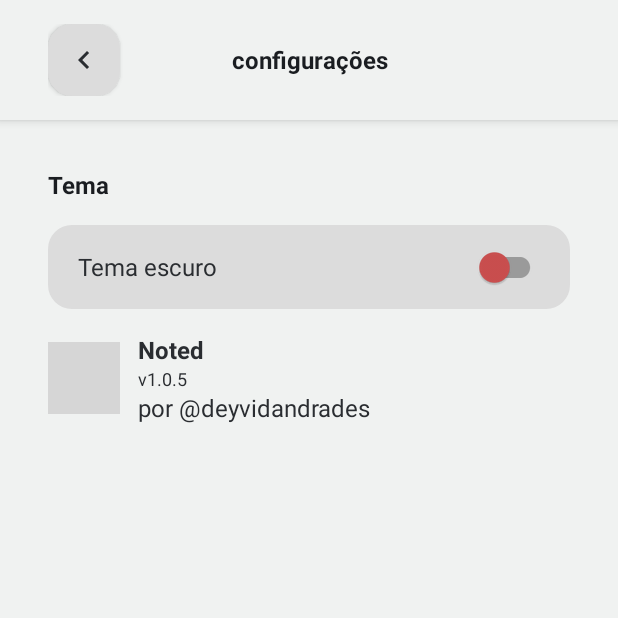
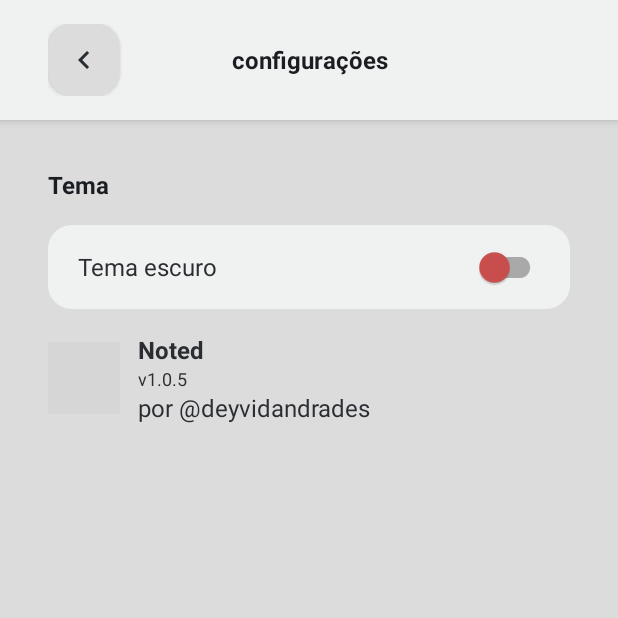
Before and after one commit to deyvidandrades/Noted, an Android app: the ConfiguracoesActivity screen opened directly, with no data from a screen before it, on a phone screen of 412 x 824 dp, the top half of it. Run offline under Robolectric (Android 15) with nearby library versions, the phone set to English and light mode, and no system bars; grey boxes are pictures that could not be loaded.

Commit message:
* Atualização de cores do tema claro

```diff
--- a/app/src/main/res/layout/activity_configuracoes.xml
+++ b/app/src/main/res/layout/activity_configuracoes.xml
@@ -25,7 +25,7 @@
             android:layout_alignParentStart="true"
             android:layout_centerVertical="true"
             android:background="@drawable/rounded_r16"
-            android:backgroundTint="?android:colorSecondary"
+            android:backgroundTint="?android:textColorTertiary"
             android:contentDescription="@string/adicionar_diretorio"
             android:elevation="2dp"
             android:padding="12dp"
--- a/app/src/main/res/layout/activity_diretorio.xml
+++ b/app/src/main/res/layout/activity_diretorio.xml
@@ -24,7 +24,7 @@
             android:layout_alignParentStart="true"
             android:layout_centerVertical="true"
             android:background="@drawable/rounded_r16"
-            android:backgroundTint="?android:colorSecondary"
+            android:backgroundTint="?android:textColorTertiary"
             android:contentDescription="@string/adicionar_diretorio"
             android:elevation="2dp"
             android:padding="12dp"
--- a/app/src/main/res/layout/activity_main.xml
+++ b/app/src/main/res/layout/activity_main.xml
@@ -24,7 +24,7 @@
             android:layout_alignParentStart="true"
             android:layout_centerVertical="true"
             android:background="@drawable/rounded_r16"
-            android:backgroundTint="?android:colorAccent"
+            android:backgroundTint="?android:textColorTertiary"
             android:contentDescription="@string/adicionar_diretorio"
             android:elevation="2dp"
             android:padding="12dp"
@@ -59,7 +59,7 @@
             android:layout_alignParentEnd="true"
             android:layout_centerVertical="true"
             android:background="@drawable/rounded_r16"
-            android:backgroundTint="?android:colorSecondary"
+            android:backgroundTint="?android:textColorTertiary"
             android:contentDescription="@string/adicionar_diretorio"
             android:elevation="2dp"
             android:padding="12dp"
--- a/app/src/main/res/values-night/themes.xml
+++ b/app/src/main/res/values-night/themes.xml
@@ -6,6 +6,9 @@
         <item name="android:colorPrimary">@color/primary</item>
 
         <item name="android:colorSecondary">@color/secondary</item>
+
+
+        <item name="android:textColorTertiary">@color/secondary</item>
 
         <item name="android:textColor">@color/text</item>
         <item name="android:textColorSecondary">@color/text_secondary_dark</item>
--- a/app/src/main/res/values/themes.xml
+++ b/app/src/main/res/values/themes.xml
@@ -3,10 +3,12 @@
     <style name="Base.Theme.Noted" parent="Theme.MaterialComponents.DayNight.NoActionBar">
 
         <!--LIGHT!!!-->
-        <item name="android:colorBackground">@color/text_terciary</item>
+        <item name="android:colorBackground">@color/text_secondary</item>
         <item name="android:colorPrimary">@color/text_terciary</item>
 
-        <item name="android:colorSecondary">@color/text_secondary</item>
+        <item name="android:colorSecondary">@color/text_terciary</item>
+
+        <item name="android:textColorTertiary">@color/text_secondary</item>
 
         <item name="android:textColor">@color/primary</item>
         <item name="android:textColorSecondary">@color/secondary</item>
@@ -17,7 +19,7 @@
         <item name="android:windowLightStatusBar">true</item>
         <item name="android:statusBarColor">@color/text_terciary</item>
 
-        <item name="android:navigationBarColor">@color/text_terciary</item>
+        <item name="android:navigationBarColor">@color/text_secondary</item>
         <item name="android:windowLightNavigationBar" tools:targetApi="o_mr1">true</item>
 
         <item name="windowActionBar">false</item>
```
